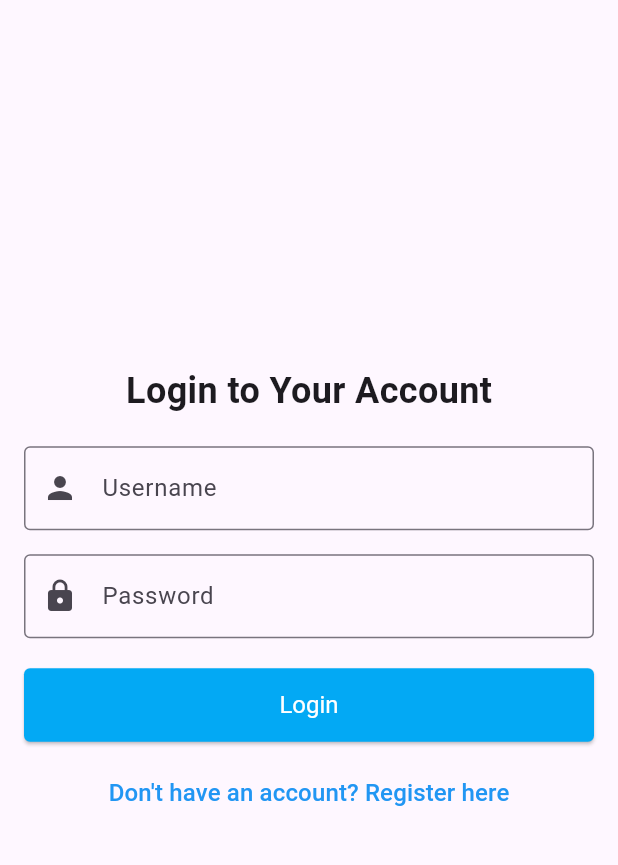
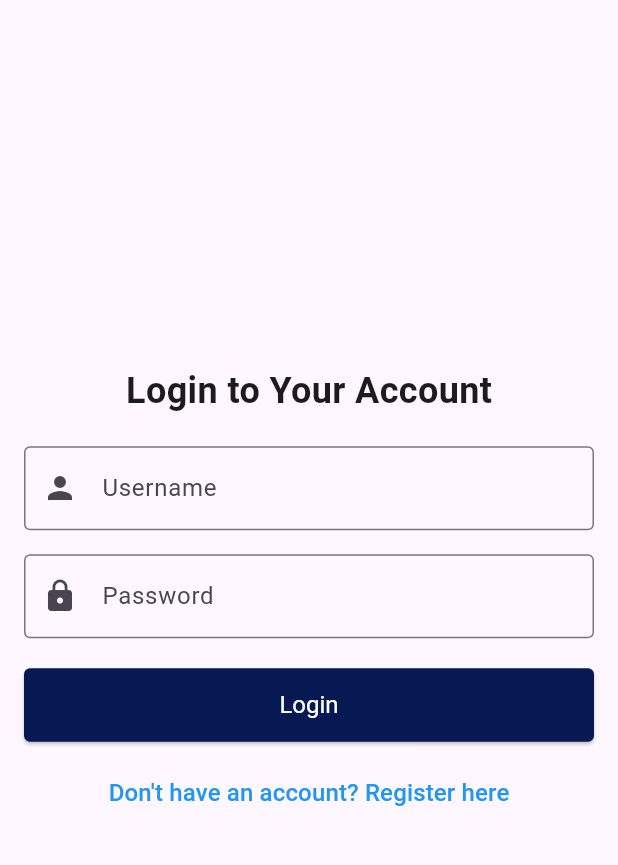
Before and after one commit to RazaqFarhanR/MicroSleep-Detector-MOBILE-APPS, a Flutter app: the screen it shows after launch, on a phone screen of 412 x 824 dp, the part 63-928 px from its top. Run offline on Flutter 3.47's test engine with Material 3 defaults, Android fonts, the phone set to English and light mode, and no system bars.

Commit message:
feat: upd login color

```diff
--- a/lib/screens/login_views.dart
+++ b/lib/screens/login_views.dart
@@ -1,4 +1,5 @@
 import 'package:flutter/material.dart';
+import '../constanst/app_colors.dart';
 
 class LoginViews extends StatelessWidget {
   const LoginViews({super.key});
@@ -49,7 +50,7 @@ class LoginViews extends StatelessWidget {
                       Navigator.pushReplacementNamed(context, '/home');
                     },
                     style: ElevatedButton.styleFrom(
-                      backgroundColor: Colors.lightBlue,
+                      backgroundColor: AppColors.DarkBlue,
                       padding: const EdgeInsets.symmetric(
                         horizontal: 40,
                         vertical: 15,
```
